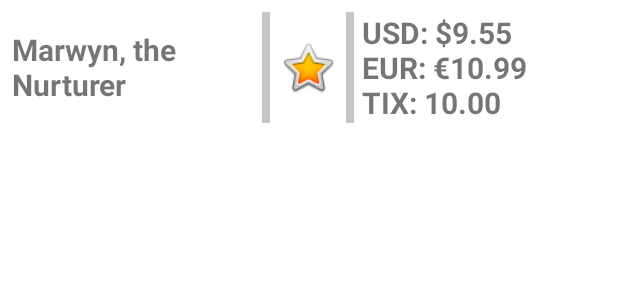
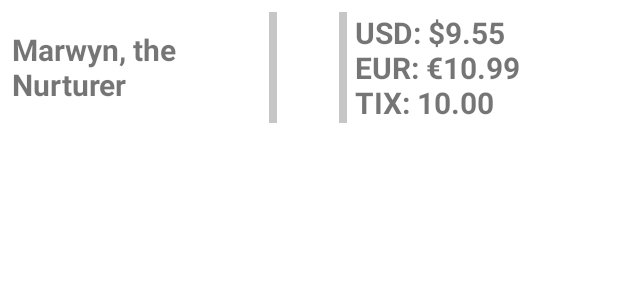
Before and after one commit to Gideon-Jaffe/MTGCollection, an Android app: the layout chosen_card_list_item.xml on its own in the app's theme, with its tools: preview values and no code run, on a phone screen of 412 x 824 dp. Shown: the top 300 px of the screen. Run offline under Robolectric (Android 15) with nearby library versions, the phone set to English and light mode, and no system bars; network calls fail.

Commit message:
card search shows set name if no picture

```diff
--- a/app/src/main/res/layout/chosen_card_list_item.xml
+++ b/app/src/main/res/layout/chosen_card_list_item.xml
@@ -32,7 +32,19 @@
         android:layout_weight="0.5"
         android:src="@android:drawable/btn_star_big_on"
         android:layout_marginEnd="5dp"
-        android:layout_marginStart="5dp" />
+        android:layout_marginStart="5dp"
+        android:visibility="gone"/>
+
+    <TextView
+        android:id="@+id/chosen_card_list_item_set_text"
+        android:layout_width="0dp"
+        android:layout_height="wrap_content"
+        android:layout_weight="0.5"
+        android:textAlignment="center"
+        android:textSize="16sp"
+        android:textStyle="bold"
+        android:visibility="visible"
+        android:layout_marginVertical="21dp"/>
 
     <View
         android:layout_width="5dp"
```
Also changed, not shown: app/src/main/java/com/example/mtgcollection/ChosenCardRecyclerViewAdapter.kt (+6 -1 lines).
